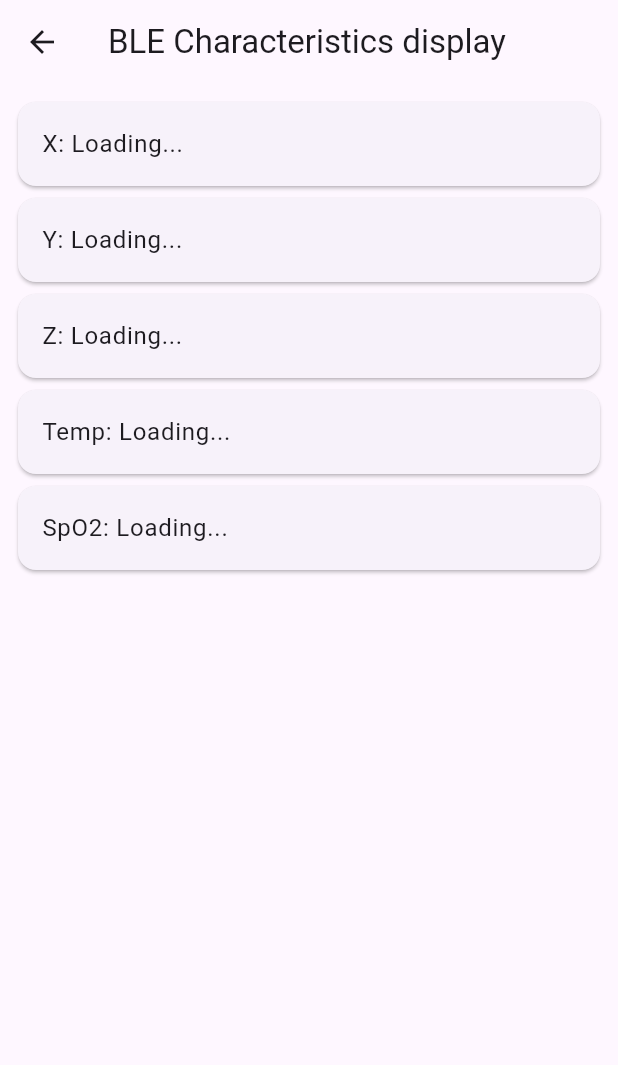
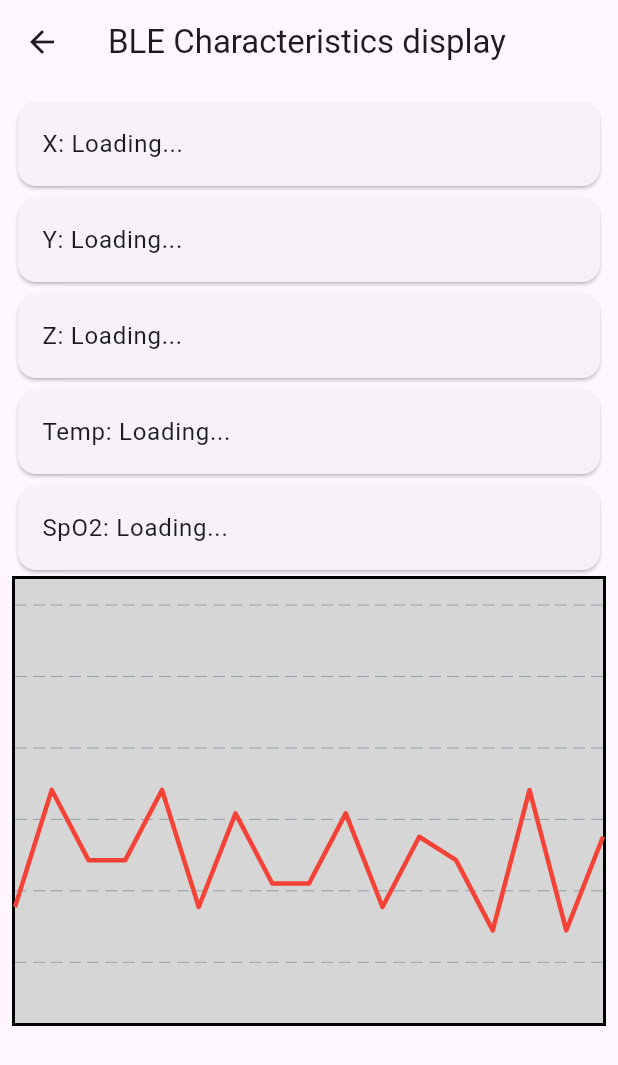
Before and after one commit to brokenhun666/ble_appwdata, a Flutter app: the HomePage screen opened directly with empty values, on a phone screen of 412 x 824 dp. Shown: the top 1065 px of the screen. Run offline on Flutter 3.47's test engine with Material 3 defaults, Android fonts, the phone set to English and light mode, and no system bars; drawn by our look-alikes of fl_chart; our stand-ins replace permission_handler; missing offline and left inert: flutter_reactive_ble.

Commit message:
Added fl_chart and ecg service & characteristic

```diff
--- a/lib/main.dart
+++ b/lib/main.dart
@@ -1,5 +1,5 @@
 import 'dart:typed_data';
-
+import 'package:fl_chart/fl_chart.dart';
 import 'package:flutter/material.dart';
 import 'package:flutter_reactive_ble/flutter_reactive_ble.dart';
 import 'package:permission_handler/permission_handler.dart';
@@ -23,7 +23,7 @@ class _BLEDevicesScreenState extends State<BLEDevicesScreen> {
     _requestPermission().then((_) {
       flutterReactiveBle.scanForDevices(withServices: []).listen((device) {
         setState(() {
-          if(!devices.contains(device)) {
+          if (!devices.contains(device)) {
             devices.add(device);
           }
         });
@@ -39,7 +39,8 @@ class _BLEDevicesScreenState extends State<BLEDevicesScreen> {
         context: context,
         builder: (BuildContext context) => AlertDialog(
           title: const Text('Location Permission'),
-          content: const Text('This app needs location permission to scan for BLE devices.'),
+          content: const Text(
+              'This app needs location permission to scan for BLE devices.'),
           actions: <Widget>[
             TextButton(
               child: const Text('OK'),
@@ -66,12 +67,87 @@ class _BLEDevicesScreenState extends State<BLEDevicesScreen> {
             onTap: () {
               Navigator.push(
                 context,
-                MaterialPageRoute(builder: (context) => HomePage(deviceId: devices[index].id)),
+                MaterialPageRoute(
+                    builder: (context) =>
+                        HomePage(deviceId: devices[index].id)),
               );
             },
           );
         },
       ),
+    );
+  }
+}
+
+class DynamicLineChart extends StatefulWidget {
+  DynamicLineChart({Key? key}) : super(key: key);
+
+  final _DynamicLineChartState _dynamicLineChartState =
+      _DynamicLineChartState();
+
+  _DynamicLineChartState createState() => _dynamicLineChartState;
+
+  void addValue(double value) => _dynamicLineChartState.addValue(value);
+}
+
+class _DynamicLineChartState extends State<DynamicLineChart> {
+  List<double> yValues = [
+    -1245181,
+    -917503,
+    -1114112,
+    -1114111,
+    -917503,
+    -1245182,
+    -983037,
+    -1179646,
+    -1179646,
+    -983037,
+    -1245182,
+    -1048575,
+    -1114109,
+    -1310717,
+    -917504,
+    -1310717,
+    -1048575,
+  ];
+
+  void addValue(double yValue) {
+    setState(() {
+      if (yValues.length == 120) {
+        yValues.clear();
+      }
+      yValues.add(yValue);
+    });
+  }
+
+  Widget build(BuildContext context) {
+    return LineChart(
+      LineChartData(
+          lineBarsData: [
+            LineChartBarData(
+                show: true,
+                barWidth: 3,
+                spots: yValues.asMap().entries.map((e) {
+                  return FlSpot(e.key.toDouble(), e.value);
+                }).toList(),
+                color: Colors.red,
+                dotData: FlDotData(show: false)),
+          ],
+          minY: -1570000,
+          maxY: -327000,
+          titlesData: const FlTitlesData(
+            show: false,
+          ),
+          gridData: const FlGridData(
+              show: true, drawVerticalLine: false, drawHorizontalLine: true),
+          borderData: FlBorderData(
+              show: true,
+              border: Border.all(
+                color: Colors.black,
+                width: 2,
+              )),
+          backgroundColor: const Color.fromARGB(255, 214, 214, 214),
+          lineTouchData: LineTouchData(enabled: false)),
     );
   }
 }
@@ -86,17 +162,21 @@ class HomePage extends StatefulWidget {
 }
 
 class _HomePageState extends State<HomePage> {
+  final DynamicLineChart dynamicLineChart = DynamicLineChart();
+
   String xData = 'Loading...';
   String yData = 'Loading...';
   String zData = 'Loading...';
   String tempData = 'Loading...';
   String spoData = 'Loading...';
+  double ecgData = 0;
 
   final flutterReactiveBle = FlutterReactiveBle();
 
-  final serviceUuid = Uuid.parse('082b91ae-e83c-11e8-9f32-f2801f1b9fd1');
+  final gyroServiceUuid = Uuid.parse('082b91ae-e83c-11e8-9f32-f2801f1b9fd1');
   final tempServiceUuid = Uuid.parse('00001809-0000-1000-8000-00805F9B34FB');
   final spoServiceUuid = Uuid.parse('00001822-0000-1000-8000-00805F9B34FB');
+  final ecgServiceUuid = Uuid.parse('123e4567-e89b-12d3-a456-426614174000');
 
   final xCharacteristicUuid =
       Uuid.parse('082b9438-e83c-11e8-9f32-f2801f1b9fd1');
@@ -104,25 +184,33 @@ class _HomePageState extends State<HomePage> {
       Uuid.parse('082b9622-e83c-11e8-9f32-f2801f1b9fd1');
   final zCharacteristicUuid =
       Uuid.parse('082b976c-e83c-11e8-9f32-f2801f1b9fd1');
-  final tempCharacteristicUuid = Uuid.parse('00002A1C-0000-1000-8000-00805F9B34FB');
-  final spoCharacteristicUuid = Uuid.parse('00002A5F-0000-1000-8000-00805F9B34FB');
+  final tempCharacteristicUuid =
+      Uuid.parse('00002A1C-0000-1000-8000-00805F9B34FB');
+  final spoCharacteristicUuid =
+      Uuid.parse('00002A5F-0000-1000-8000-00805F9B34FB');
+  final ecgCharacteristicUuid =
+      Uuid.parse('123e4567-e89b-12d3-a456-426614174001');
 
   void subscribeToCharacteristic() {
     final xCharacteristic = QualifiedCharacteristic(
         characteristicId: xCharacteristicUuid,
-        serviceId: serviceUuid,
+        serviceId: gyroServiceUuid,
         deviceId: widget.deviceId);
     final yCharacteristic = QualifiedCharacteristic(
         characteristicId: yCharacteristicUuid,
-        serviceId: serviceUuid,
+        serviceId: gyroServiceUuid,
         deviceId: widget.deviceId);
     final zCharacteristic = QualifiedCharacteristic(
         characteristicId: zCharacteristicUuid,
-        serviceId: serviceUuid,
+        serviceId: gyroServiceUuid,
         deviceId: widget.deviceId);
     final tempCharacteristic = QualifiedCharacteristic(
         characteristicId: tempCharacteristicUuid,
         serviceId: tempServiceUuid,
+        deviceId: widget.deviceId);
+    final ecgCharacteristic = QualifiedCharacteristic(
+        characteristicId: ecgCharacteristicUuid,
+        serviceId: ecgServiceUuid,
         deviceId: widget.deviceId);
     /*final spoCharacteristic = QualifiedCharacteristic(
         characteristicId: spoCharacteristicUuid,
@@ -155,6 +243,13 @@ class _HomePageState extends State<HomePage> {
         .listen((data) {
       setState(() {
         tempData = _bytesToFloat(data).toString();
+      });
+    });
+    flutterReactiveBle
+        .subscribeToCharacteristic(ecgCharacteristic)
+        .listen((data) {
+      setState(() {
+        spoData = _bytesToFloat(data).toString();
       });
     });
     /*
@@ -190,6 +285,7 @@ class _HomePageState extends State<HomePage> {
       ),
       body: Padding(
         padding: const EdgeInsets.all(8.0),
+        child: SingleChildScrollView(
           child: Column(
             children: <Widget>[
               Card(
@@ -217,7 +313,13 @@ class _HomePageState extends State<HomePage> {
                   title: Text('SpO2: $spoData'),
                 ),
               ),
+              SizedBox(
+                height: 300,
+                width: 400,
+                child: dynamicLineChart,
+              ),
             ],
+          ),
         ),
       ),
     );
--- a/pubspec.yaml
+++ b/pubspec.yaml
@@ -37,6 +37,7 @@ dependencies:
   cupertino_icons: ^1.0.6
   flutter_reactive_ble: ^5.3.1
   permission_handler: ^11.3.0
+  fl_chart: ^0.67.0
 
 dev_dependencies:
   flutter_test:
```
Also changed, not shown: pubspec.lock. Lines whose indentation alone changed are shown as unchanged.
